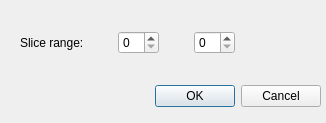
Old version of the form src/Interface/Application/SliceRangeDialog.ui in the repository SCIInstitute/Seg3D.
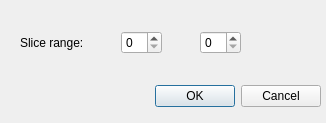
New version of the form.

The edit to the form file:
```diff
--- a/src/Interface/Application/SliceRangeDialog.ui
+++ b/src/Interface/Application/SliceRangeDialog.ui
@@ -34,7 +34,7 @@
     <rect>
      <x>20</x>
      <y>30</y>
-     <width>215</width>
+     <width>221</width>
      <height>26</height>
     </rect>
    </property>
```
